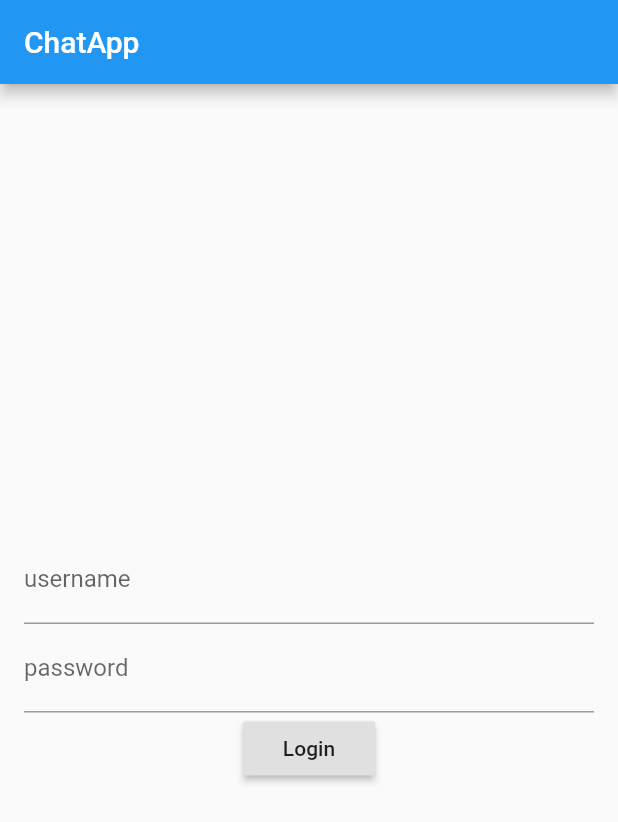
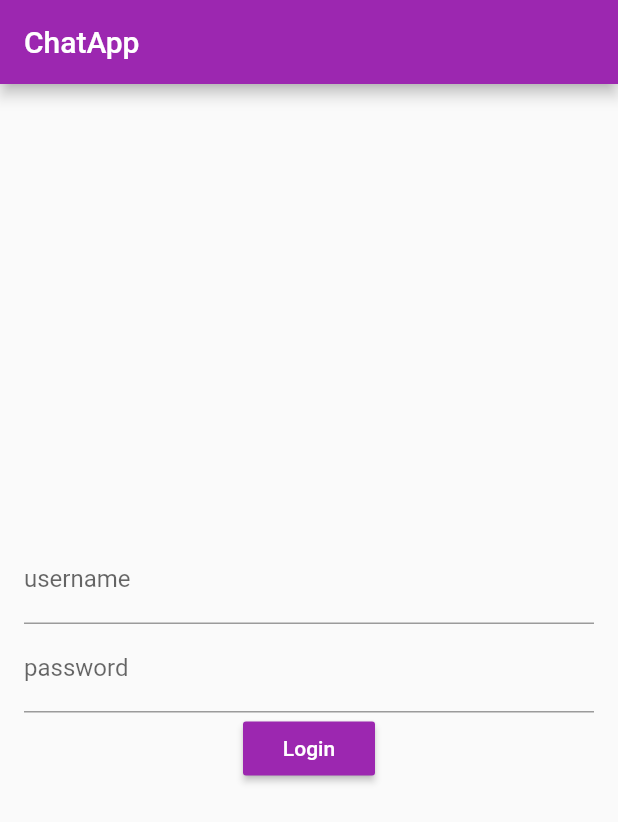
Before and after one commit to tusharsadhwani/chat_app, a Flutter app: the screen it shows after launch, on a phone screen of 412 x 824 dp. Shown: the top 822 px of the screen. Run offline on Flutter 3.47's test engine with Material 2 defaults, Android fonts, the phone set to English and light mode, and no system bars.

Commit message:
added theming

```diff
--- a/lib/login_page.dart
+++ b/lib/login_page.dart
@@ -39,6 +39,8 @@ class _LoginPageState extends State<LoginPage> {
               RaisedButton(
                 child: Text('Login'),
                 onPressed: () {},
+                color: Theme.of(context).primaryColor,
+                textColor: Theme.of(context).textTheme.button.color,
               )
             ],
           ),
--- a/lib/main.dart
+++ b/lib/main.dart
@@ -17,6 +17,14 @@ class _MyAppState extends State<MyApp> {
   Widget build(BuildContext context) {
     return MaterialApp(
       home: _defaultHome,
+      theme: ThemeData(
+        primarySwatch: Colors.purple,
+        textTheme: TextTheme(
+          button: TextStyle(
+            color: Colors.white,
+          ),
+        ),
+      ),
       routes: {
         '/login': (_) => LoginPage(title: appName),
       },
```
